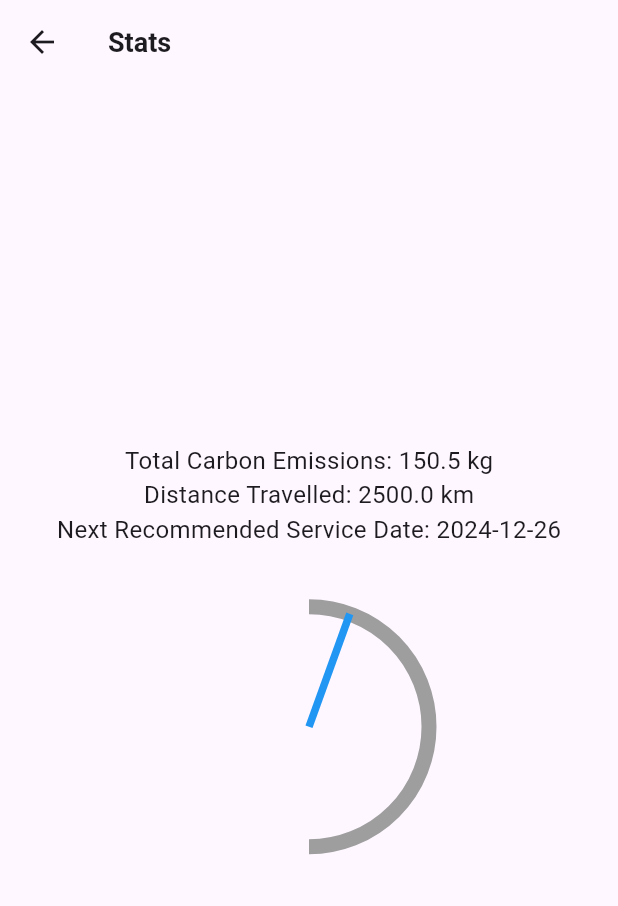
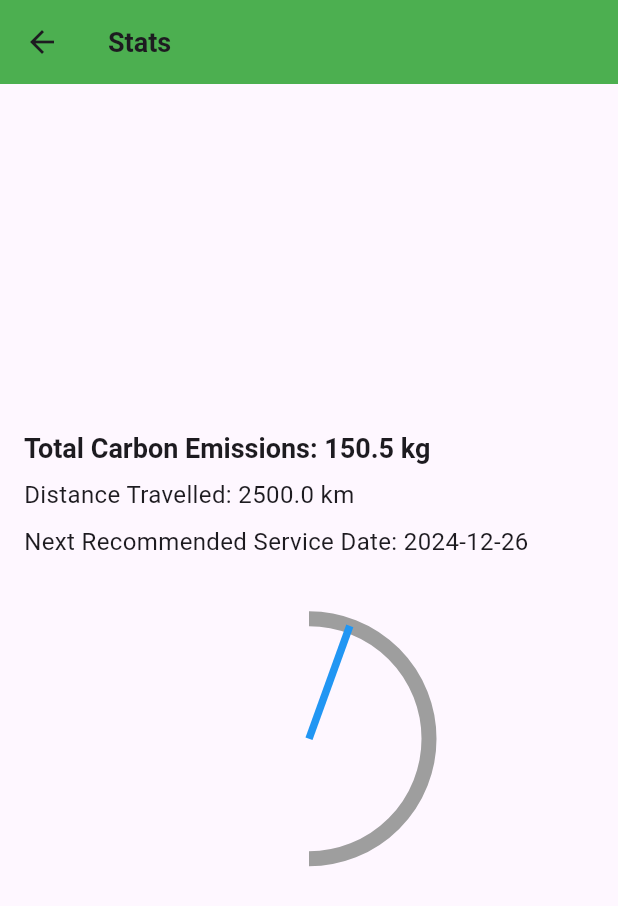
Before and after one commit to PhoenixAlpha23/CarbonCourier, a Flutter app: the StatsPage screen opened directly, on a phone screen of 412 x 824 dp. Shown: the top 906 px of the screen. Run offline on Flutter 3.47's test engine with Material 3 defaults, Android fonts, the phone set to English and light mode, and no system bars; our stand-ins replace google_maps_flutter.

Commit message:
modified:   lib/pages/page2.dart

```diff
--- a/lib/pages/page2.dart
+++ b/lib/pages/page2.dart
@@ -23,20 +23,34 @@ class _StatsPageState extends State<StatsPage> {
     return Scaffold(
       appBar: AppBar(
         title: const Text('Stats'),
+        backgroundColor: Theme.of(context).primaryColor,
       ),
-      body: Center(
+      body: Padding(
+        padding: const EdgeInsets.all(16.0),
         child: Column(
           mainAxisAlignment: MainAxisAlignment.center,
-          children: <Widget>[
-            Text('Total Carbon Emissions: $totalCarbonEmissions kg'),
-            Text('Distance Travelled: $distanceTravelled km'),
+          crossAxisAlignment: CrossAxisAlignment.start,
+          children: [
             Text(
-                'Next Recommended Service Date: ${nextServiceDate.toString().substring(0, 10)}'), // Display date only
-            SizedBox(height: 20),
-            //Speedometer
-            CustomPaint(
-              size: const Size(200, 200),
-              painter: SpeedometerPainter(dailyEmissions),
+              'Total Carbon Emissions: $totalCarbonEmissions kg',
+              style: Theme.of(context).textTheme.titleLarge,
+            ),
+            SizedBox(height: 8.0),
+            Text(
+              'Distance Travelled: $distanceTravelled km',
+              style: Theme.of(context).textTheme.bodyMedium,
+            ),
+            SizedBox(height: 8.0),
+            Text(
+              'Next Recommended Service Date: ${nextServiceDate.toString().substring(0, 10)}',
+              style: Theme.of(context).textTheme.bodyMedium,
+            ),
+            SizedBox(height: 20.0),
+            Center(
+              child: CustomPaint(
+                size: const Size(200, 200),
+                painter: SpeedometerPainter(dailyEmissions),
+              ),
             ),
           ],
         ),
```
